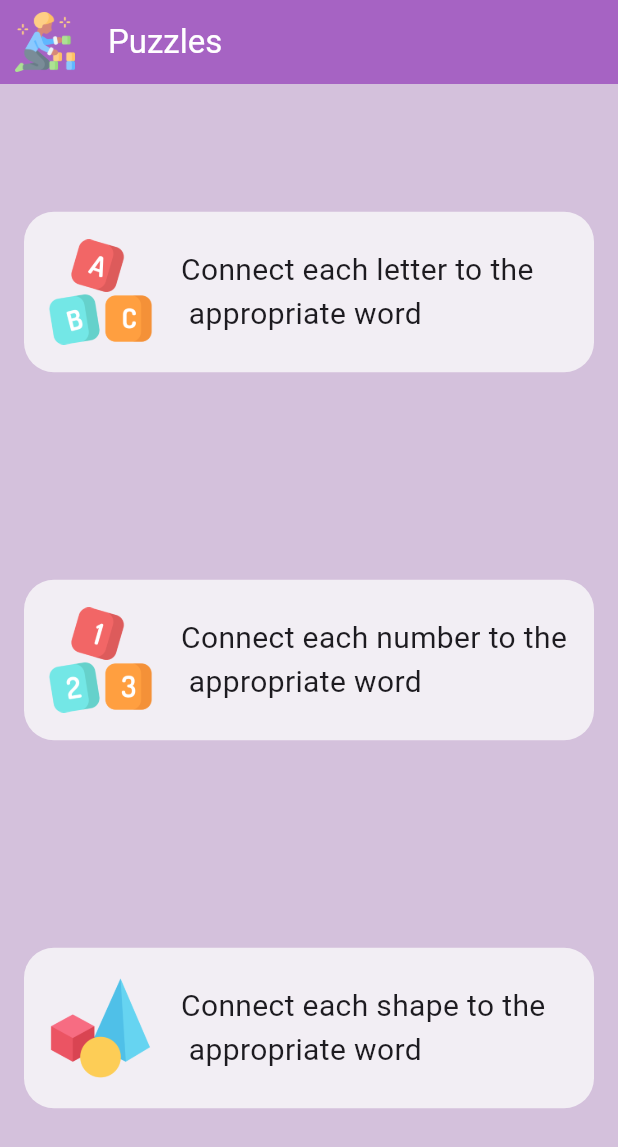
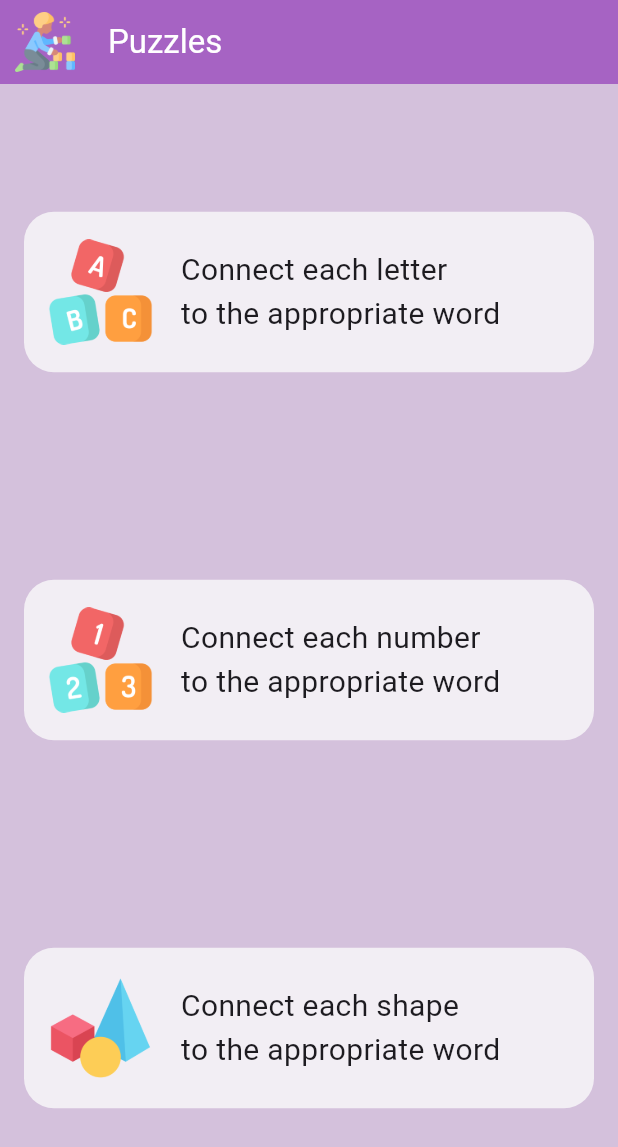
Before and after one commit to L0-St/KidsApp, a Flutter app: the PuzzleScreen screen opened directly, on a phone screen of 412 x 824 dp. Shown: the top 1147 px of the screen. Run offline on Flutter 3.47's test engine with Material 3 defaults, Android fonts, the phone set to English and light mode, and no system bars; our stand-ins replace bloc, dio, flutter_bloc, flutter_colorpicker, get, hive and 2 more; accounts and stored records are empty.

Commit message:
overflow repairs

```diff
--- a/lib/puzzle/sub_screens/puzzle/puzzle_screen/puzzlescreen.dart
+++ b/lib/puzzle/sub_screens/puzzle/puzzle_screen/puzzlescreen.dart
@@ -85,17 +85,17 @@ class PuzzleScreen extends StatelessWidget {
           children: [
             _buildContainer(
               image: "assets/images/abc.png",
-              text: "Connect each letter to the \n appropriate word ",
+              text: "Connect each letter \nto the appropriate word ",
               newScreen: LettersPuzzle(),
             ),
             _buildContainer(
               image: "assets/images/numbers.png",
-              text: "Connect each number to the\n appropriate word ",
+              text: "Connect each number \nto the appropriate word ",
               newScreen: NumbersPuzzle(),
             ),
             _buildContainer(
               image: "assets/images/shapes.png",
-              text: "Connect each shape to the \n appropriate word ",
+              text: "Connect each shape \nto the appropriate word ",
               newScreen: ShapesPuzzle(),
             ),
           ],
--- a/lib/widgets/puzzlewidget.dart
+++ b/lib/widgets/puzzlewidget.dart
@@ -100,7 +100,7 @@ class _PuzzleWidgetState extends State<PuzzleWidget> {
                     data: item,
                     child: Container(
                       alignment: Alignment.center,
-                      margin: EdgeInsets.symmetric(horizontal: 20, vertical: 5),
+                      margin: EdgeInsets.symmetric(horizontal: 10, vertical: 5.5),
                       height: MediaQuery.sizeOf(context).height * 0.0562,
                       width: MediaQuery.sizeOf(context).width * 0.12,
                       child: Image.asset(item.image!),
@@ -172,7 +172,7 @@ class _PuzzleWidgetState extends State<PuzzleWidget> {
                           Container(
                             alignment: Alignment.center,
                             margin: EdgeInsets.symmetric(
-                                horizontal: 20, vertical: 10),
+                                 horizontal: 5,vertical: 10),
                             height: MediaQuery.sizeOf(context).height*0.0449,
                             width: MediaQuery.sizeOf(context).width*0.29,
                             decoration: BoxDecoration(
```
